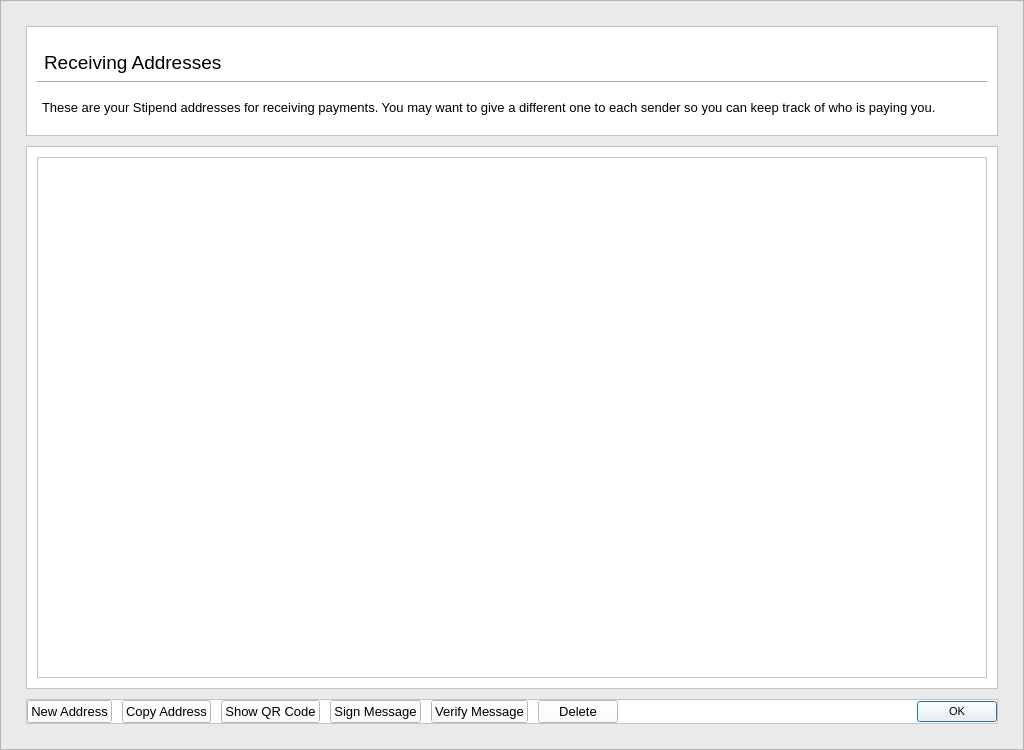
Stipend-Developer/stipend, file src/qt/forms/addressbookpage.ui: the form before one commit.
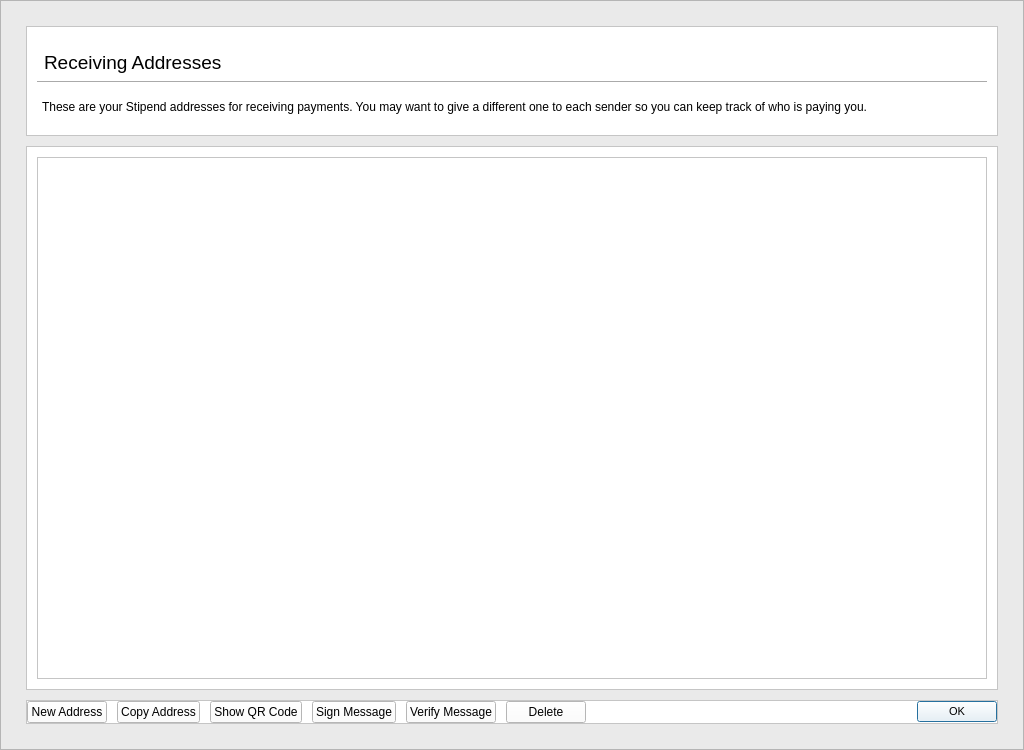
The form after the commit.

Commit message: Update send/receive ui formatting

Diff of the .ui file:
```diff
--- a/src/qt/forms/addressbookpage.ui
+++ b/src/qt/forms/addressbookpage.ui
@@ -262,11 +262,6 @@
                       <height>30</height>
                      </size>
                     </property>
-                    <property name="font">
-                     <font>
-                      <pointsize>10</pointsize>
-                     </font>
-                    </property>
                     <property name="styleSheet">
                      <string notr="true">margin-left: 2px;</string>
                     </property>
@@ -386,11 +381,6 @@
              </property>
              <item>
               <widget class="QPushButton" name="newAddressButton">
-               <property name="font">
-                <font>
-                 <pointsize>10</pointsize>
-                </font>
-               </property>
                <property name="text">
                 <string>New Address</string>
                </property>
@@ -398,11 +388,6 @@
              </item>
              <item>
               <widget class="QPushButton" name="copyToClipboard">
-               <property name="font">
-                <font>
-                 <pointsize>10</pointsize>
-                </font>
-               </property>
                <property name="text">
                 <string>Copy Address</string>
                </property>
@@ -410,11 +395,6 @@
              </item>
              <item>
               <widget class="QPushButton" name="showQRCode">
-               <property name="font">
-                <font>
-                 <pointsize>10</pointsize>
-                </font>
-               </property>
                <property name="text">
                 <string>Show QR Code</string>
                </property>
@@ -422,11 +402,6 @@
              </item>
              <item>
               <widget class="QPushButton" name="signMessage">
-               <property name="font">
-                <font>
-                 <pointsize>10</pointsize>
-                </font>
-               </property>
                <property name="text">
                 <string>Sign Message</string>
                </property>
@@ -434,11 +409,6 @@
              </item>
              <item>
               <widget class="QPushButton" name="verifyMessage">
-               <property name="font">
-                <font>
-                 <pointsize>10</pointsize>
-                </font>
-               </property>
                <property name="text">
                 <string>Verify Message</string>
                </property>
@@ -446,11 +416,6 @@
              </item>
              <item>
               <widget class="QPushButton" name="deleteButton">
-               <property name="font">
-                <font>
-                 <pointsize>10</pointsize>
-                </font>
-               </property>
                <property name="text">
                 <string>Delete</string>
                </property>
@@ -471,11 +436,6 @@
              </item>
              <item>
               <widget class="QDialogButtonBox" name="buttonBox">
-               <property name="font">
-                <font>
-                 <pointsize>-1</pointsize>
-                </font>
-               </property>
                <property name="styleSheet">
                 <string notr="true">font-size: 11px</string>
                </property>
```
The commit also changes 1 other file.
